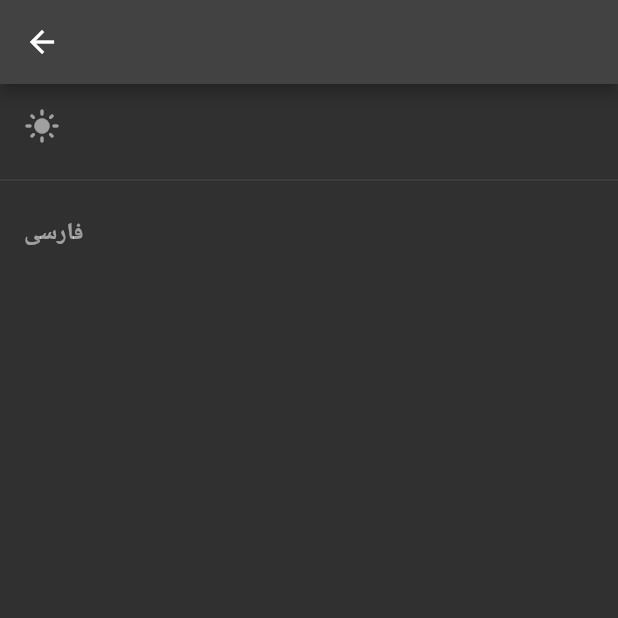
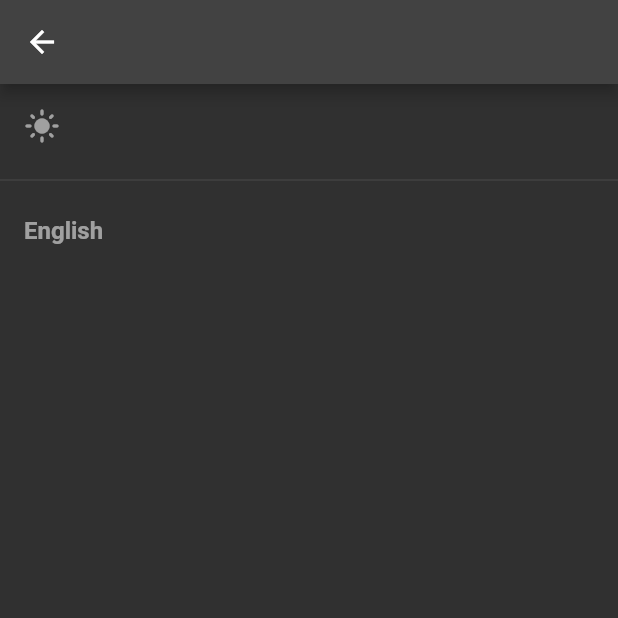
Before and after one commit to devme19/Flutter-Clean-Architecture-biolerplate, a Flutter app: the SettingPage screen opened by its route, after a tap on the "dark mode" icon, on a phone screen of 412 x 824 dp, the top half of it. Run offline on Flutter 3.47's test engine with Material 2 defaults, Android fonts, the phone set to English and light mode, and no system bars; our stand-ins replace dio, flutter_easyloading, get, get_storage; accounts and stored records are empty.

```diff
--- a/lib/app/data/data_sources/local/local_data_source.dart
+++ b/lib/app/data/data_sources/local/local_data_source.dart
@@ -115,7 +115,7 @@ class AppLocalDateSourceImpl implements AppLocalDataSource {
   @override
   bool getLanguage() {
     try {
-      return box.read(langKey)??false;
+      return box.read(langKey)??true;
     } catch (e) {
       throw CacheException(message: e.toString());
     }
--- a/lib/app/presantation/bindings/main_binding.dart
+++ b/lib/app/presantation/bindings/main_binding.dart
@@ -1,3 +1,4 @@
+import 'package:flutter_clean_architecture/app/domain/use_cases/setting/theme/get_theme_mode_use_case.dart';
 import 'package:flutter_clean_architecture/app/presantation/controllers/setting_controller.dart';
 import 'package:get/get.dart';
 
@@ -5,33 +6,24 @@ import '../../data/data_sources/local/local_data_source.dart';
 import '../../data/data_sources/remote/remote_data_source.dart';
 import '../../data/repository/app_repository_impl.dart';
 import '../../domain/repository/app_repository.dart';
-import '../../domain/use_cases/setting/theme/get_theme_mode_use_case.dart';
-import '../../domain/use_cases/setting/theme/set_theme_mode_use_case.dart';
+import '../../domain/use_cases/setting/language/get_language_use_case.dart';
 
 class MainBinding extends Bindings{
   @override
   void dependencies(){
-    // Get.put<AppLocalDataSource>(AppLocalDateSourceImpl());
-    // Get.put<AppRemoteDataSource>(AppRemoteDataSourceImpl());
+    Get.put<AppLocalDataSource>(AppLocalDateSourceImpl());
+    Get.put<AppRemoteDataSource>(AppRemoteDataSourceImpl());
     Get.put<AppRepository>(
         AppRepositoryImpl(
-        localDataSource: Get.put<AppLocalDataSource>(AppLocalDateSourceImpl()),
-        remoteDataSource: Get.put<AppRemoteDataSource>(AppRemoteDataSourceImpl()),
-        )
+            localDataSource: Get.find<AppLocalDataSource>(),
+            remoteDataSource: Get.find<AppRemoteDataSource>())
     );
-
-    // await Get.putAsync<AppLocalDataSource>(()async{
-    //   return AppLocalDateSourceImpl();
-    // });
-    // await Get.putAsync<AppRemoteDataSource>(()async{
-    //   return AppRemoteDataSourceImpl();
-    // });
-    // await Get.putAsync<AppRepository>(()async{
-    //   return AppRepositoryImpl(
-    //     localDataSource: Get.find(),
-    //     remoteDataSource: Get.find(),
-    //   );
-    // });
+    Get.put<GetLanguageUseCase>(GetLanguageUseCase(
+        repository: Get.find<AppRepository>()
+    ));
+    Get.put<GetThemeModeUseCase>(GetThemeModeUseCase(
+      repository: Get.find<AppRepository>()
+    ));
   }
 
 }
--- a/lib/app/presantation/bindings/setting_page_binding.dart
+++ b/lib/app/presantation/bindings/setting_page_binding.dart
@@ -4,46 +4,23 @@ import 'package:flutter_clean_architecture/app/domain/use_cases/setting/language
 import 'package:flutter_clean_architecture/app/domain/use_cases/setting/theme/get_theme_mode_use_case.dart';
 import 'package:flutter_clean_architecture/app/domain/use_cases/setting/theme/set_theme_mode_use_case.dart';
 import 'package:get/get.dart';
-
-import '../../data/data_sources/local/local_data_source.dart';
-import '../../data/data_sources/remote/remote_data_source.dart';
-import '../../data/repository/app_repository_impl.dart';
 import '../controllers/setting_controller.dart';
 
 class SettingPageBinding extends Bindings{
   @override
   void dependencies() {
+
     Get.lazyPut<SetThemeModeUseCase>(() => SetThemeModeUseCase(
-        repository: Get.put<AppRepository>(
-            AppRepositoryImpl(
-              localDataSource: Get.put<AppLocalDataSource>(AppLocalDateSourceImpl()),
-              remoteDataSource: Get.put<AppRemoteDataSource>(AppRemoteDataSourceImpl()),
-            )
-        )
+        repository: Get.find<AppRepository>()
     ));
     Get.lazyPut<GetThemeModeUseCase>(() => GetThemeModeUseCase(
-        repository: Get.put<AppRepository>(
-            AppRepositoryImpl(
-              localDataSource: Get.put<AppLocalDataSource>(AppLocalDateSourceImpl()),
-              remoteDataSource: Get.put<AppRemoteDataSource>(AppRemoteDataSourceImpl()),
-            )
-        )
+        repository: Get.find<AppRepository>()
     ));
     Get.lazyPut<SetLanguageUseCase>(() => SetLanguageUseCase(
-        repository: Get.put<AppRepository>(
-            AppRepositoryImpl(
-              localDataSource: Get.put<AppLocalDataSource>(AppLocalDateSourceImpl()),
-              remoteDataSource: Get.put<AppRemoteDataSource>(AppRemoteDataSourceImpl()),
-            )
-        )
+        repository: Get.find<AppRepository>()
     ));
     Get.lazyPut<GetLanguageUseCase>(() => GetLanguageUseCase(
-        repository: Get.put<AppRepository>(
-            AppRepositoryImpl(
-              localDataSource: Get.put<AppLocalDataSource>(AppLocalDateSourceImpl()),
-              remoteDataSource: Get.put<AppRemoteDataSource>(AppRemoteDataSourceImpl()),
-            )
-        )
+        repository: Get.find<AppRepository>()
     ));
     Get.lazyPut(() => SettingController());
   }
--- a/lib/app/presantation/controllers/setting_controller.dart
+++ b/lib/app/presantation/controllers/setting_controller.dart
@@ -26,11 +26,7 @@ class SettingController extends GetxController{
     getThemeModeUseCase.call(NoParams()).then((response) {
       if(response.isRight){
         isDark.value = response.right;
-        if(isDark.value) {
-          themeMode.value = ThemeMode.dark;
-        }else {
-          themeMode.value = ThemeMode.light;
-        }
+        Get.changeThemeMode(isDark.value?ThemeMode.dark:ThemeMode.light);
       }else if(response.isLeft){
         // CacheException
         print("CacheException");
```
Also changed, not shown: lib/app/presantation/bindings/login_page_binding.dart (+4 -17 lines), lib/main.dart (+23 -6 lines).
